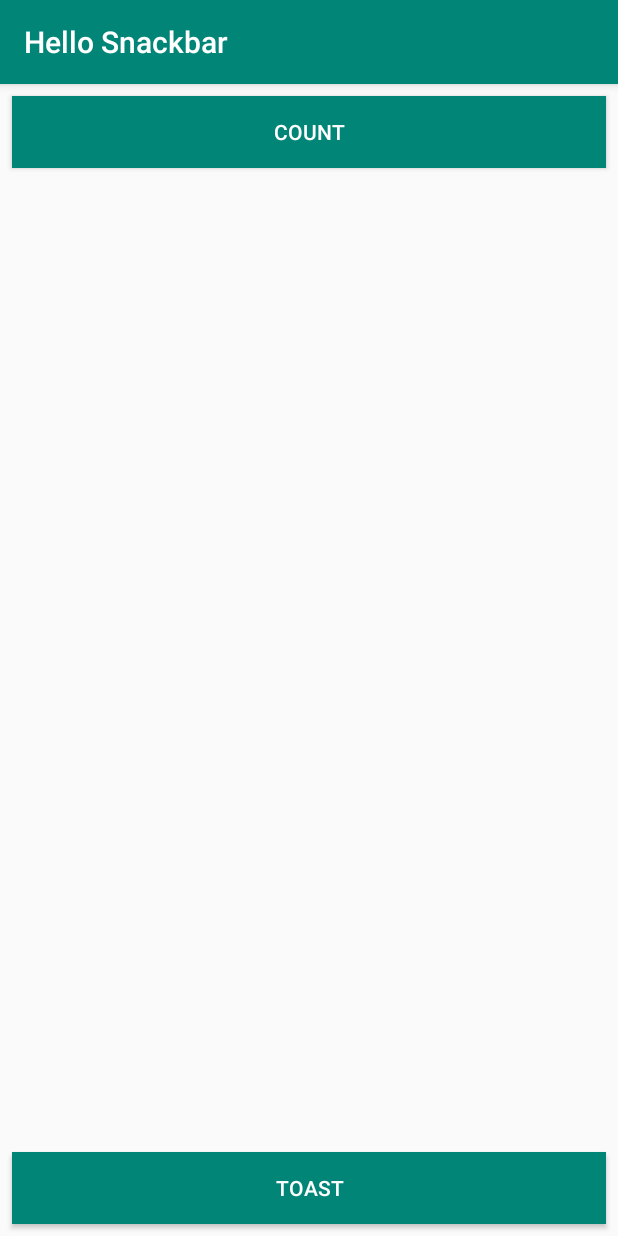
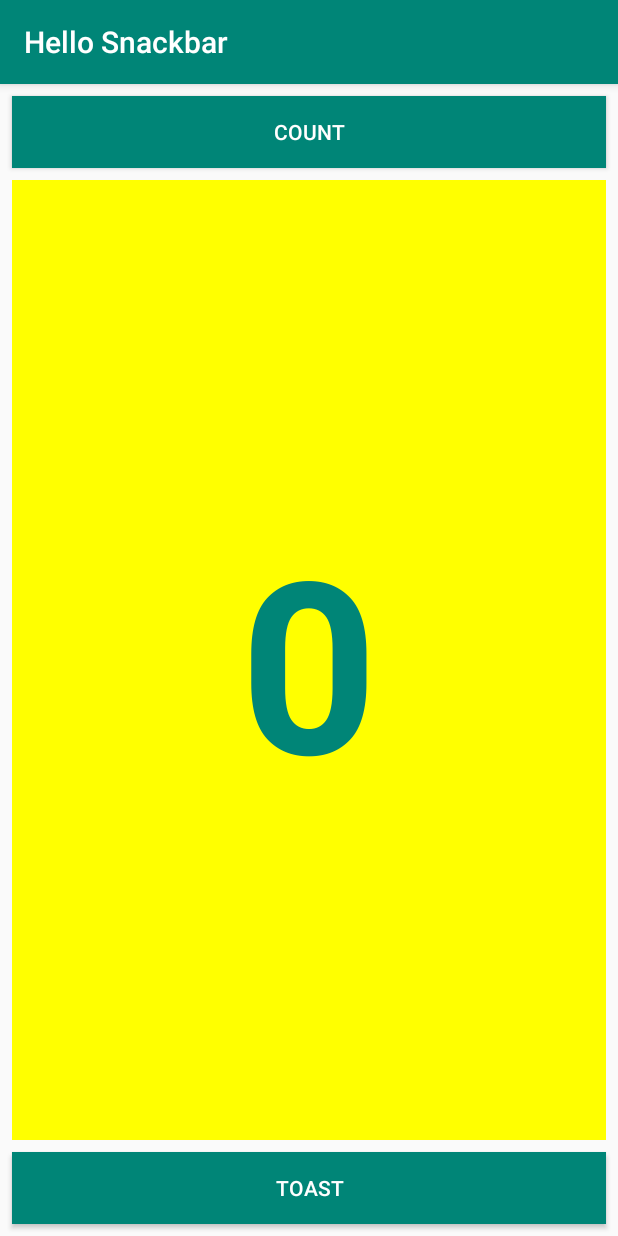
Before and after one commit to princeOprince/AndroidExperiments, an Android app: the screen it shows after launch (MainActivity), on a phone screen of 412 x 824 dp. Run offline under Robolectric (Android 15) with nearby library versions, the phone set to English and light mode, and no system bars.

Commit message:
Add a TextView and set attributes

```diff
--- a/HelloSnackbar/app/src/main/res/layout/activity_main.xml
+++ b/HelloSnackbar/app/src/main/res/layout/activity_main.xml
@@ -34,5 +34,25 @@
         app:layout_constraintEnd_toEndOf="parent"
         app:layout_constraintStart_toStartOf="parent" />
 
+    <TextView
+        android:id="@+id/show_count"
+        android:layout_width="0dp"
+        android:layout_height="0dp"
+        android:layout_marginStart="8dp"
+        android:layout_marginTop="8dp"
+        android:layout_marginEnd="8dp"
+        android:layout_marginBottom="8dp"
+        android:background="#ffff00"
+        android:gravity="center"
+        android:text="0"
+        android:textAlignment="center"
+        android:textColor="@color/colorPrimary"
+        android:textSize="160sp"
+        android:textStyle="bold"
+        app:layout_constraintBottom_toTopOf="@+id/button_toast"
+        app:layout_constraintEnd_toEndOf="parent"
+        app:layout_constraintStart_toStartOf="parent"
+        app:layout_constraintTop_toBottomOf="@+id/button_count" />
+
 
 </androidx.constraintlayout.widget.ConstraintLayout>
```
